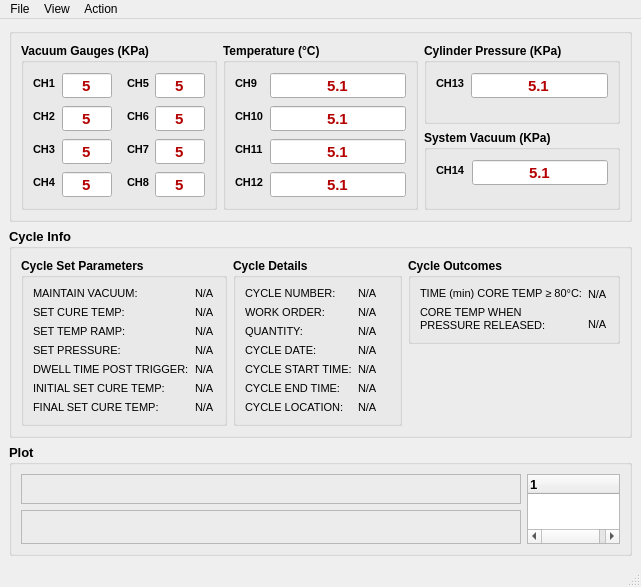
First picture: the form in RaspPiReader/qt/main.ui, repository ayroop/RaspPiReader, before the edit.
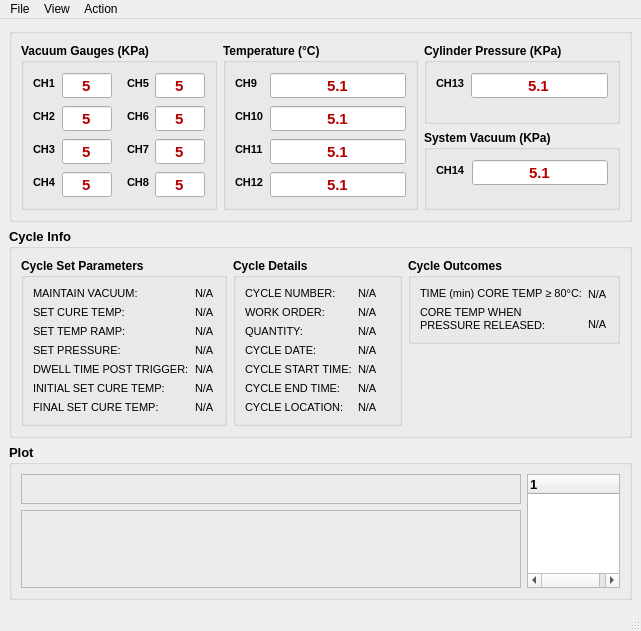
Second picture: the form after the edit.

Patch:
```diff
--- a/RaspPiReader/qt/main.ui
+++ b/RaspPiReader/qt/main.ui
@@ -7,7 +7,7 @@
     <x>0</x>
     <y>0</y>
     <width>641</width>
-    <height>408</height>
+    <height>631</height>
    </rect>
   </property>
   <property name="windowTitle">
@@ -1816,7 +1816,6 @@
       <property name="font">
        <font>
         <pointsize>10</pointsize>
-        <weight>75</weight>
         <bold>true</bold>
        </font>
       </property>
```
Left out of the diff: 146 changed lines with no effect on the pictures.
